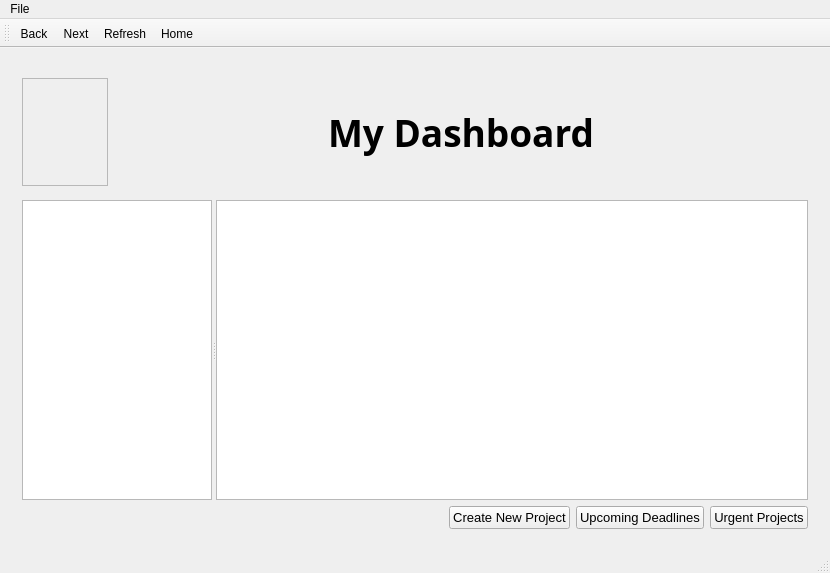
Before: the Qt Designer form mainwindow.ui in fraydaz/TaskBadger, drawn with Qt 5.
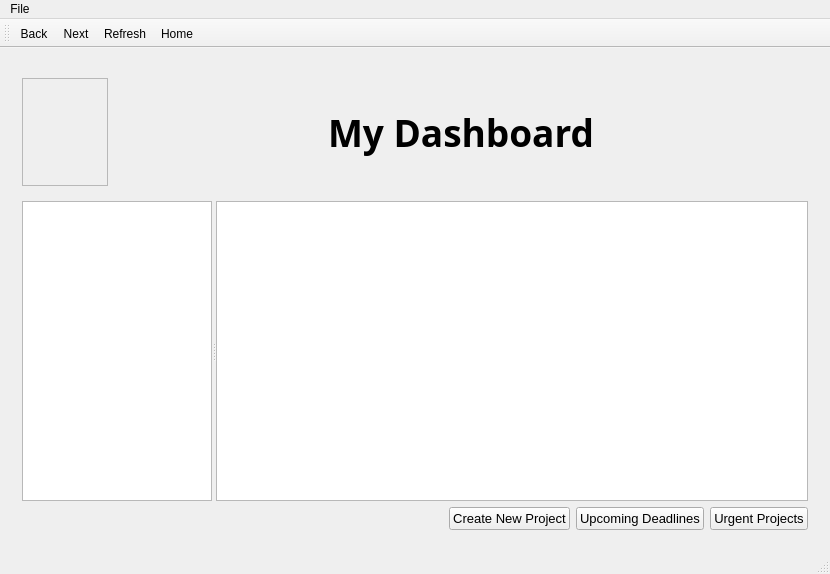
After: the same form once the commit is applied. The open tabs and pages were chosen to show the change. Icons and pictures are not drawn.

Patch:
```diff
--- a/mainwindow.ui
+++ b/mainwindow.ui
@@ -7,7 +7,7 @@
     <x>0</x>
     <y>0</y>
     <width>830</width>
-    <height>573</height>
+    <height>574</height>
    </rect>
   </property>
   <property name="windowTitle">
```
Left out of the diff: 102 changed lines with no effect on the pictures.
